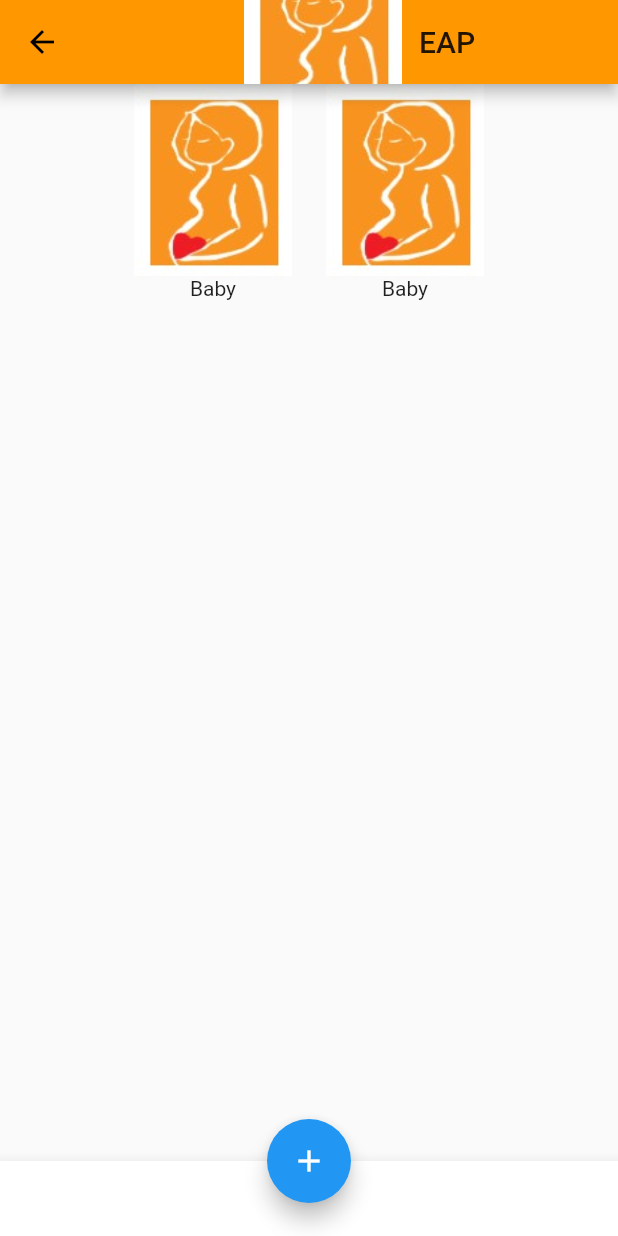
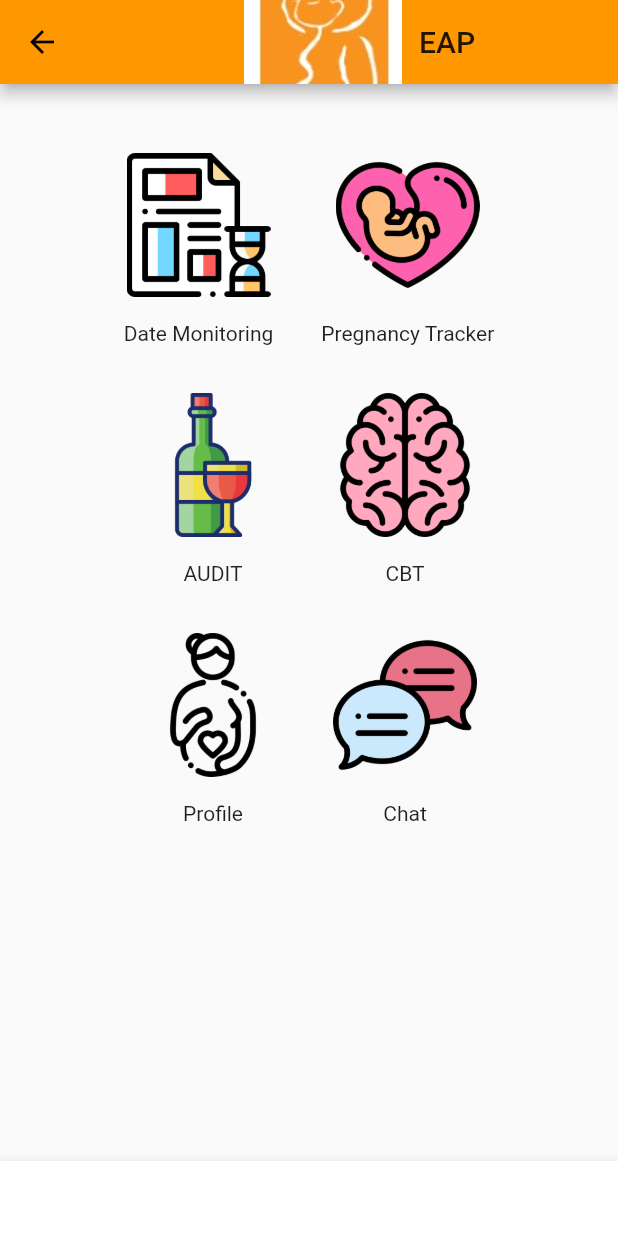
Before and after one commit to Afsharov/EAP, a Flutter app: the screen it shows after launch, after a tap on "Login", on a phone screen of 412 x 824 dp. Run offline on Flutter 3.47's test engine with Material 2 defaults, Android fonts, the phone set to English and light mode, and no system bars.

Commit message:
Finished home screen after login.

```diff
--- a/lib/home.dart
+++ b/lib/home.dart
@@ -1,54 +1,180 @@
 import 'package:flutter/material.dart';
 import 'customs.dart';
-import 'widgets.dart';
+import 'audit.dart';
 
 class EAPHome extends StatelessWidget{
 
 
-  var babyAssetImage = new AssetImage('images/baby.png');
-  var babyImage = new Image(image: assetsImage, width: 128.0, height: 128.0);
+  static var sandglassAssetImage = new AssetImage('images/sandglass.png');
+  var sandglassImage = new Image(image: sandglassAssetImage, width: 96.0, height: 96.0);
+
+  static var pregnantAssetImage = new AssetImage('images/pregnant.png');
+  var pregnantImage = new Image(image: pregnantAssetImage, width: 96.0, height: 96.0);
+
+  static var wineAssetImage = new AssetImage('images/wine.png');
+  var wineImage = new Image(image: wineAssetImage, width: 96.0, height: 96.0);
+
+  static var brainAssetImage = new AssetImage('images/brain.png');
+  var brainImage = new Image(image: brainAssetImage, width: 96.0, height: 96.0);
+
+  static var maternityAssetImage = new AssetImage('images/maternity.png');
+  var maternityImage = new Image(image: maternityAssetImage, width: 96.0, height: 96.0);
+
+  static var speechAssetImage = new AssetImage('images/speech-bubble.png');
+  var speechImage = new Image(image: speechAssetImage, width: 96.0, height: 96.0);
 
   @override
   Widget build(BuildContext context) {
 
     return Scaffold(
       appBar: customAppBar,
-      body: Center(
-        child: new Row(
+      body: Padding(
+        padding: EdgeInsets.all(30.0),
+        child: new Column(
+          children: <Widget>[
+            new Row(
               mainAxisAlignment: MainAxisAlignment.center,
               children: <Widget>[
-            GestureDetector(
+                Padding(
+                  padding: EdgeInsets.all(8.0),
+                  child: GestureDetector(
                     onTap: () => {
 
                     },
                     child: new Column(
                       children: <Widget>[
-                  babyImage,
-                  Text('Baby'),
+                        Padding(
+                          padding: EdgeInsets.all(8.0),
+                          child: sandglassImage,
+                        ),
+                        Padding(
+                          padding: EdgeInsets.all(8.0),
+                          child: Text('Date Monitoring'),
+                        ),
                       ],
                     ),
                   ),
-            GestureDetector(
+                ),
+                Padding(
+                  padding: EdgeInsets.all(8.0),
+                  child: GestureDetector(
                     onTap: () => {
 
                     },
                     child: new Column(
                       children: <Widget>[
-                    babyImage,
-                    Text('Baby'),
+                        Padding(
+                          padding: EdgeInsets.all(8.0),
+                          child: pregnantImage,
+                        ),
+                        Padding(
+                          padding: EdgeInsets.all(8.0),
+                          child: Text('Pregnancy Tracker'),
+                        ),
                       ],
+                    ),
+                  ),
+                )
+              ],
+            ),
+            new Row(
+              mainAxisAlignment: MainAxisAlignment.center,
+              children: <Widget>[
+                Padding(
+                  padding: EdgeInsets.all(8.0),
+                  child: GestureDetector(
+                    onTap: () => {
+                      Navigator.push(
+                        context, MaterialPageRoute(
+                          builder: (context) => AuditPageOne(),
+                        )
+                      )
+                    },
+                    child: new Column(
+                      children: <Widget>[
+                        Padding(
+                          padding: EdgeInsets.all(8.0),
+                          child: wineImage,
+                        ),
+                        Padding(
+                          padding: EdgeInsets.all(8.0),
+                          child: Text('AUDIT'),
+                        ),
+                      ],
+                    ),
+                  ),
+                ),
+                Padding(
+                  padding: EdgeInsets.all(8.0),
+                  child: GestureDetector(
+                    onTap: () => {
+
+                    },
+                    child: new Column(
+                      children: <Widget>[
+                        Padding(
+                          padding: EdgeInsets.all(8.0),
+                          child: brainImage,
+                        ),
+                        Padding(
+                          padding: EdgeInsets.all(8.0),
+                          child: Text('CBT'),
+                        ),
+                      ],
+                    ),
                   ),
                 ),
               ],
             ),
+            new Row(
+              mainAxisAlignment: MainAxisAlignment.center,
+              children: <Widget>[
+                Padding(
+                  padding: EdgeInsets.all(8.0),
+                  child: GestureDetector(
+                    onTap: () => {
+
+                    },
+                    child: new Column(
+                      children: <Widget>[
+                        Padding(
+                          padding: EdgeInsets.all(8.0),
+                          child: maternityImage,
                         ),
+                        Padding(
+                          padding: EdgeInsets.all(8.0),
+                          child: Text('Profile'),
+                        ),
+                      ],
+                    ),
+                  ),
+                ),
+                Padding(
+                  padding: EdgeInsets.all(8.0),
+                  child: GestureDetector(
+                    onTap: () => {
+
+                    },
+                    child: new Column(
+                      children: <Widget>[
+                        Padding(
+                          padding: EdgeInsets.all(8.0),
+                          child: speechImage,
+                        ),
+                        Padding(
+                          padding: EdgeInsets.all(8.0),
+                          child: Text('Chat'),
+                        ),
+                      ],
+                    ),
+                  ),
+                ),
+              ],
+            )
+          ],
+        )),
       bottomNavigationBar: BottomAppBar(
         child: Container(height: 50.0,),
-      ),
-      floatingActionButton: FloatingActionButton(
-        onPressed: () =>  null,
-        tooltip: 'Increment Counter',
-        child: Icon(Icons.add),
       ),
       floatingActionButtonLocation: FloatingActionButtonLocation.centerDocked,
     );
--- a/lib/main.dart
+++ b/lib/main.dart
@@ -1,5 +1,4 @@
 import 'package:flutter/material.dart';
-import 'home.dart';
 import 'login.dart';
 
 void main() => runApp(MyApp());
--- a/pubspec.yaml
+++ b/pubspec.yaml
@@ -45,6 +45,12 @@ flutter:
   assets:
     - images/eap.jpg
     - images/baby.png
+    - images/brain.png
+    - images/maternity.png
+    - images/pregnant.png
+    - images/sandglass.png
+    - images/speech-bubble.png
+    - images/wine.png
 
   # An image asset can refer to one or more resolution-specific "variants", see
   # https://flutter.io/assets-and-images/#resolution-aware.
```
Also changed, not shown: lib/audit.dart (added, +95 -0 lines), images/brain.png (added), images/maternity.png (added), images/medal.png (added), images/pregnant.png (added), images/sandglass.png (added), images/speech-bubble.png (added), images/wine.png (added). Lines whose indentation alone changed are shown as unchanged.
